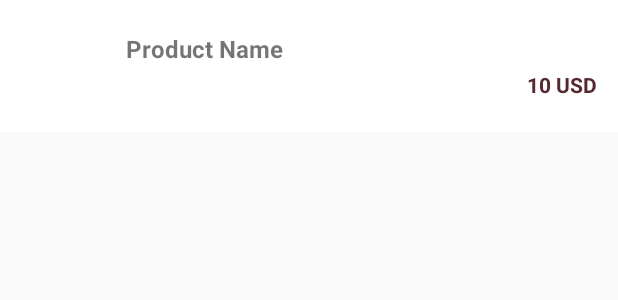
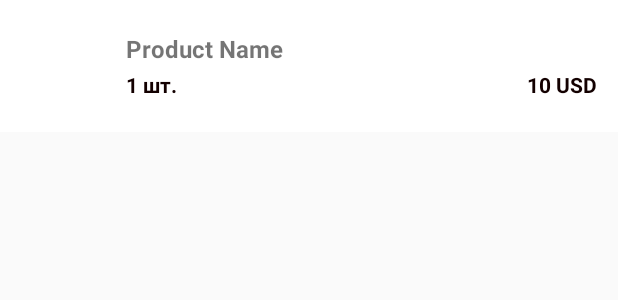
Before and after one commit to Molekula172/LamariaShopApp, an Android app: the layout item_cart.xml on its own in the app's theme, with its tools: preview values and no code run, on a phone screen of 412 x 824 dp. Shown: the top 300 px of the screen. Run offline under Robolectric (Android 15) with nearby library versions, the phone set to English and light mode, and no system bars; plain views replace MaterialRippleLayout; network calls fail.

Commit message:
change format price and add quantity in checkout

```diff
--- a/app/src/main/java/com/shopapp/lamaria/Config.java
+++ b/app/src/main/java/com/shopapp/lamaria/Config.java
@@ -6,7 +6,7 @@ public class Config {
     public static final String ADMIN_PANEL_URL = "http://www.lamaria.xyz/";
 
     //set false if you want price to be displayed in decimal
-    public static final boolean ENABLE_DECIMAL_ROUNDING = true;
+    public static final boolean ENABLE_DECIMAL_ROUNDING = false;
 
     //set true if you want to enable RTL (Right To Left) mode, e.g : Arabic Language
     public static final boolean ENABLE_RTL_MODE = false;
--- a/app/src/main/java/com/shopapp/lamaria/activities/ActivityCart.java
+++ b/app/src/main/java/com/shopapp/lamaria/activities/ActivityCart.java
@@ -56,7 +56,7 @@ public class ActivityCart extends AppCompatActivity {
     ArrayList<ArrayList<Object>> data;
     public static ArrayList<Integer> product_id = new ArrayList<Integer>();
     public static ArrayList<String> product_name = new ArrayList<String>();
-
+    public static ArrayList<String> product_quantity = new ArrayList<String>();
     public static ArrayList<String> currency_code = new ArrayList<String>();
     public static ArrayList<Double> sub_total_price = new ArrayList<Double>();
     public static ArrayList<String> product_image = new ArrayList<String>();
@@ -220,7 +220,7 @@ public class ActivityCart extends AppCompatActivity {
     public void clearData() {
         product_id.clear();
         product_name.clear();
-
+        product_quantity.clear();
         sub_total_price.clear();
         currency_code.clear();
         product_image.clear();
@@ -272,7 +272,7 @@ public class ActivityCart extends AppCompatActivity {
 
             product_id.add(Integer.parseInt(row.get(0).toString()));
             product_name.add(row.get(1).toString());
-
+            product_quantity.add(row.get(2).toString());
             sub_total_price.add(Double.parseDouble(row.get(3).toString()));
 
             total_price += sub_total_price.get(i);
--- a/app/src/main/java/com/shopapp/lamaria/activities/ActivityCheckout.java
+++ b/app/src/main/java/com/shopapp/lamaria/activities/ActivityCheckout.java
@@ -324,9 +324,9 @@ public class ActivityCheckout extends AppCompatActivity {
             Order_price += Sub_total_price;
 
             if (Config.ENABLE_DECIMAL_ROUNDING) {
-                data_order_list += (Quantity + " " + Menu_name + " " + _Sub_total_price + " " + str_currency_code + ",\n");
+                data_order_list = (Quantity + " шт. " + Menu_name + " " + _Sub_total_price + " " + str_currency_code + ",\n");
             } else {
-                data_order_list += (Quantity + " " + Menu_name + " " + Sub_total_price + " " + str_currency_code + ",\n");
+                data_order_list = (Quantity + " шт. " + Menu_name + " " + Sub_total_price + " " + str_currency_code + ",\n");
             }
         }
 
--- a/app/src/main/java/com/shopapp/lamaria/activities/ActivityNotificationDetail.java
+++ b/app/src/main/java/com/shopapp/lamaria/activities/ActivityNotificationDetail.java
@@ -78,7 +78,7 @@ public class ActivityNotificationDetail extends AppCompatActivity {
     long product_id;
     TextView txt_product_name, txt_product_price, txt_;
     private String product_name, product_image, category_name, product_status, currency_code, product_description;
-    private double product_price;
+    private int product_price;
 
     WebView txt_product_description;
     ImageView img_product_image;
@@ -197,7 +197,7 @@ public class ActivityNotificationDetail extends AppCompatActivity {
                     //resp_currency_code = response.getString("currency_code");
                     product_name = response.getString("product_name");
                     product_image = response.getString("product_image");
-                    product_price = response.getDouble("product_price");
+                    product_price = response.getInt("product_price");
                     product_description = response.getString("product_description");
 
                     product_status = response.getString("product_status");
--- a/app/src/main/java/com/shopapp/lamaria/activities/ActivityProductDetail.java
+++ b/app/src/main/java/com/shopapp/lamaria/activities/ActivityProductDetail.java
@@ -75,7 +75,7 @@ public class ActivityProductDetail extends AppCompatActivity {
     long product_id;
     TextView txt_product_name, txt_product_price;
     private String product_name, product_image, category_name, product_status, currency_code, product_description;
-    private double product_price;
+    private int product_price;
 
     WebView txt_product_description;
     ImageView img_product_image;
@@ -146,7 +146,7 @@ public class ActivityProductDetail extends AppCompatActivity {
         product_id = intent.getLongExtra("product_id", 0);
         product_name = intent.getStringExtra("title");
         product_image = intent.getStringExtra("image");
-        product_price = intent.getDoubleExtra("product_price", 0);
+        product_price = intent.getIntExtra("product_price", 0);
         product_description = intent.getStringExtra("product_description");
 
         product_status = intent.getStringExtra("product_status");
--- a/app/src/main/java/com/shopapp/lamaria/adapters/AdapterCart.java
+++ b/app/src/main/java/com/shopapp/lamaria/adapters/AdapterCart.java
@@ -27,14 +27,14 @@ public class AdapterCart extends RecyclerView.Adapter<AdapterCart.ViewHolder> {
     public class ViewHolder extends RecyclerView.ViewHolder {
 
         TextView product_name;
-
+        TextView product_quantity;
         TextView product_price;
         ImageView product_image;
 
         public ViewHolder(View view) {
             super(view);
             product_name = view.findViewById(R.id.product_name);
-
+            product_quantity = view.findViewById(R.id.quantity);
             product_price = view.findViewById(R.id.product_price);
             product_image = view.findViewById(R.id.product_image);
         }
@@ -85,6 +85,8 @@ public class AdapterCart extends RecyclerView.Adapter<AdapterCart.ViewHolder> {
                 .transform(transformation)
                 .into(holder.product_image);
 
+        holder.product_quantity.setText(ActivityCart.product_quantity.get(position) + " шт.");
+
     }
 
     @Override
--- a/app/src/main/java/com/shopapp/lamaria/adapters/RecyclerAdapterProduct.java
+++ b/app/src/main/java/com/shopapp/lamaria/adapters/RecyclerAdapterProduct.java
@@ -29,7 +29,7 @@ public class RecyclerAdapterProduct extends RecyclerView.Adapter<RecyclerAdapter
     private ContactsAdapterListener listener;
 
     public class MyViewHolder extends RecyclerView.ViewHolder {
-        public TextView product_name, product_price;
+        public TextView product_name, product_price, product_quantity;
         public ImageView product_image;
 
         public MyViewHolder(View view) {
@@ -37,6 +37,7 @@ public class RecyclerAdapterProduct extends RecyclerView.Adapter<RecyclerAdapter
             product_name = view.findViewById(R.id.product_name);
             product_price = view.findViewById(R.id.product_price);
             product_image = view.findViewById(R.id.category_image);
+            product_quantity = view.findViewById(R.id.quantity);
 
             view.setOnClickListener(new View.OnClickListener() {
                 @Override
--- a/app/src/main/java/com/shopapp/lamaria/models/Product.java
+++ b/app/src/main/java/com/shopapp/lamaria/models/Product.java
@@ -6,7 +6,7 @@ public class Product {
     private String product_name;
     private String category_id;
     private String category_name;
-    private double product_price;
+    private int product_price;
     private String product_status;
     private String product_image;
     private String product_description;
@@ -30,7 +30,7 @@ public class Product {
         return category_name;
     }
 
-    public double getProduct_price() {
+    public int getProduct_price() {
         return product_price;
     }
 
--- a/app/src/main/res/layout/item_cart.xml
+++ b/app/src/main/res/layout/item_cart.xml
@@ -63,6 +63,10 @@
                         android:layout_width="match_parent"
                         android:layout_height="wrap_content">
 
+
+
+
+
                         <LinearLayout
                             android:layout_width="match_parent"
                             android:orientation="vertical"
@@ -73,6 +77,15 @@
 
 
                         </LinearLayout>
+
+                        <TextView
+                            android:id="@+id/quantity"
+                            android:layout_width="wrap_content"
+                            android:layout_height="wrap_content"
+                            android:layout_alignParentLeft="true"
+                            android:text="1 шт."
+                            android:textColor="@color/txt_price_color"
+                            android:textStyle="bold" />
 
                         <TextView
                             android:id="@+id/product_price"
--- a/app/src/main/res/values/colors.xml
+++ b/app/src/main/res/values/colors.xml
@@ -2,12 +2,12 @@
 <resources>
 
     <!--app main color-->
-    <color name="colorPrimaryDark">#552731</color>
-    <color name="colorPrimary">#552731</color>
-    <color name="colorAccent">#552731</color>
+    <color name="colorPrimaryDark">#130000</color>
+    <color name="colorPrimary">#130000</color>
+    <color name="colorAccent">#130000</color>
 
     <!--other color-->
-    <color name="txt_price_color">#552731</color>
+    <color name="txt_price_color">#130000</color>
     <color name="ripple_color">#dfdfdf</color>
     <color name="green">#0ecf48</color>
     <color name="black">#000000</color>
```
Also changed, not shown: 1 other file.
